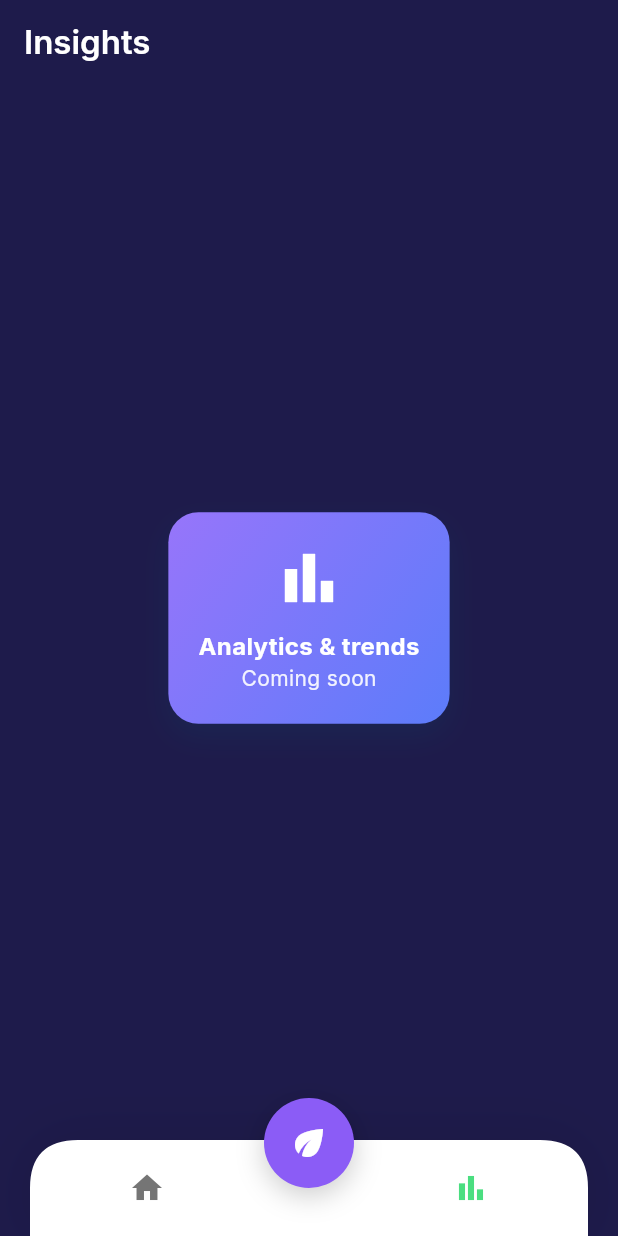
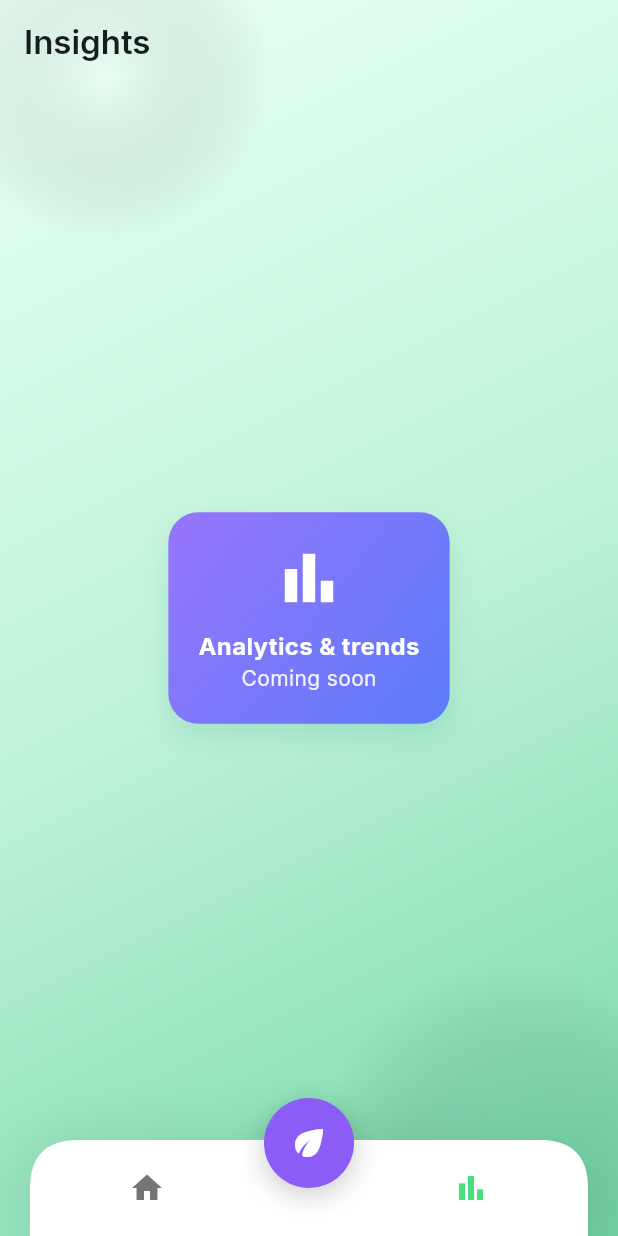
Before and after one commit to cursor2test1230-hub/hydro, a Flutter app: the screen it shows after launch, after a tap on "Nutrients", after a tap on "pH", after a tap on the "bar chart" icon, on a phone screen of 412 x 824 dp. Run offline on Flutter 3.47's test engine with Material 3 defaults, Android fonts, the phone set to English and light mode, and no system bars; our stand-ins replace google_fonts.

Commit message:
Revert background to original green plant theme and restore radial glows

```diff
--- a/lib/main.dart
+++ b/lib/main.dart
@@ -50,10 +50,46 @@ class _RootScaffoldState extends State<RootScaffold> {
       extendBodyBehindAppBar: true,
       body: Stack(
         children: [
-          // Dark purple background to match the screenshot
+          // Richer green background with subtle glows
           Container(
             decoration: const BoxDecoration(
-              color: Color(0xFF1E1B4B),
+              gradient: LinearGradient(
+                begin: Alignment.topLeft,
+                end: Alignment.bottomRight,
+                colors: [Color(0xFFE9FFF4), Color(0xFFBFF3D8), Color(0xFF77D9AA)],
+                stops: [0.0, 0.5, 1.0],
+              ),
+            ),
+          ),
+          // Soft radial glows for depth (not animations)
+          Positioned(
+            top: -60,
+            left: -40,
+            child: Container(
+              width: 220,
+              height: 220,
+              decoration: BoxDecoration(
+                shape: BoxShape.circle,
+                gradient: RadialGradient(
+                  colors: [Colors.white.withValues(alpha: 0.22), Colors.transparent],
+                  stops: const [0.0, 1.0],
+                ),
+              ),
+            ),
+          ),
+          Positioned(
+            bottom: -80,
+            right: -60,
+            child: Container(
+              width: 260,
+              height: 260,
+              decoration: BoxDecoration(
+                shape: BoxShape.circle,
+                gradient: RadialGradient(
+                  colors: [const Color(0xFF57CC99).withValues(alpha: 0.24), Colors.transparent],
+                  stops: const [0.0, 1.0],
+                ),
+              ),
             ),
           ),
 
@@ -294,7 +330,6 @@ class _DashboardPageState extends State<DashboardPage> {
           'Hydro Monitor',
           style: GoogleFonts.inter(
             fontWeight: FontWeight.w600,
-            color: Colors.white,
           ),
         ),
         backgroundColor: Colors.transparent,
@@ -314,7 +349,6 @@ class _DashboardPageState extends State<DashboardPage> {
                 style: GoogleFonts.inter(
                   fontSize: 20,
                   fontWeight: FontWeight.w700,
-                  color: Colors.white,
                 ),
               ),
               const SizedBox(height: 12),
@@ -713,7 +747,7 @@ class PlantsPage extends StatelessWidget {
     return Scaffold(
        extendBodyBehindAppBar: true,
        appBar: AppBar(
-         title: Text('Plants', style: GoogleFonts.inter(fontWeight: FontWeight.w600, color: Colors.white)),
+         title: Text('Plants', style: GoogleFonts.inter(fontWeight: FontWeight.w600)),
          backgroundColor: Colors.transparent,
          surfaceTintColor: Colors.transparent,
          elevation: 0,
@@ -762,7 +796,7 @@ class InsightsPage extends StatelessWidget {
     return Scaffold(
       extendBodyBehindAppBar: true,
       appBar: AppBar(
-        title: Text('Insights', style: GoogleFonts.inter(fontWeight: FontWeight.w600, color: Colors.white)),
+        title: Text('Insights', style: GoogleFonts.inter(fontWeight: FontWeight.w600)),
         backgroundColor: Colors.transparent,
         surfaceTintColor: Colors.transparent,
         elevation: 0,
```
